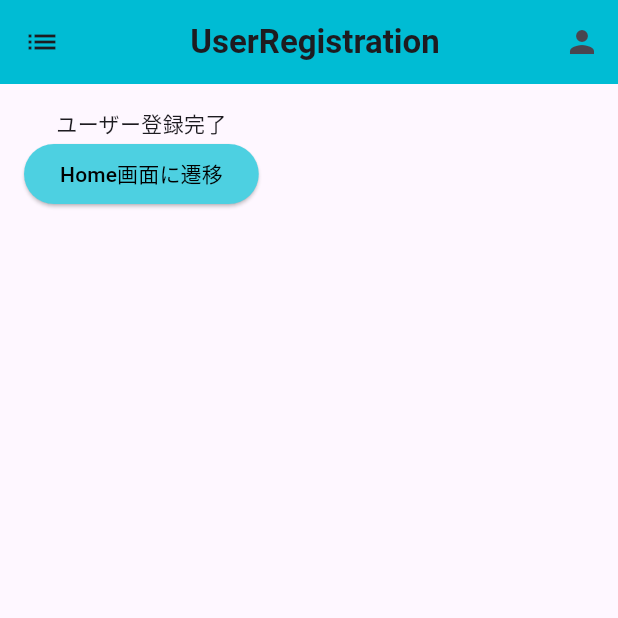
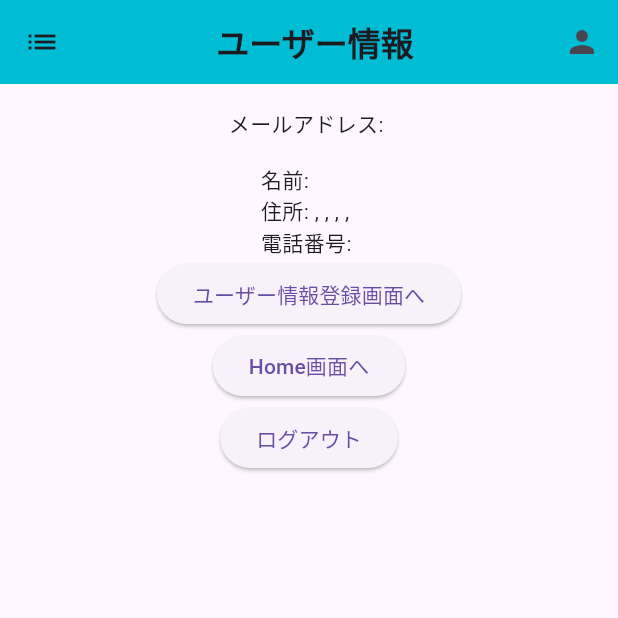
Before and after one commit to Shochan0713/UrbanStore, a Flutter app: the Registrationcompleatescreen screen opened directly, after a tap on the "person" icon, on a phone screen of 412 x 824 dp, the top half of it. Run offline on Flutter 3.47's test engine with Material 3 defaults, Android fonts, the light colour scheme and no system bars; our stand-ins replace cloud_firestore, firebase_auth, firebase_core; accounts and stored records are empty; network calls fail.

Commit message:
ログイン、ユーザー登録を作成

```diff
--- a/urbanstore/lib/main.dart
+++ b/urbanstore/lib/main.dart
@@ -1,7 +1,11 @@
+import 'package:firebase_core/firebase_core.dart';
 import 'package:flutter/material.dart';
+import 'package:urbanstore/firebase_options.dart';
 import 'package:urbanstore/view/user_management/LoginScreen.dart';
 
-void main() {
+void main() async {
+  WidgetsFlutterBinding.ensureInitialized();
+  await Firebase.initializeApp();
   runApp(const UrbanStore());
 }
 
--- a/urbanstore/lib/model/address.dart
+++ b/urbanstore/lib/model/address.dart
@@ -12,4 +12,25 @@ class Address {
     required this.postalCode,
     required this.country,
   });
+
+  Map<String, dynamic> toMap() {
+    return {
+      'street': street,
+      'city': city,
+      'state': state,
+      'postalCode': postalCode,
+      'country': country,
+    };
+  }
+
+  // fromMap メソッド
+  static Address fromMap(Map<String, dynamic> map) {
+    return Address(
+      street: map['street'],
+      city: map['city'],
+      state: map['state'],
+      postalCode: map['postalCode'],
+      country: map['country'],
+    );
+  }
 }
--- a/urbanstore/lib/model/cart.dart
+++ b/urbanstore/lib/model/cart.dart
@@ -1,9 +1,9 @@
 import 'package:urbanstore/model/cart_item.dart';
 import 'package:urbanstore/model/product.dart';
-import 'package:urbanstore/model/user.dart';
+import 'package:urbanstore/model/user_info.dart';
 
 class Cart {
-  final User user;
+  final UserInfo user;
   final List<CartItem> items;
 
   Cart({
--- a/urbanstore/lib/model/order.dart
+++ b/urbanstore/lib/model/order.dart
@@ -1,10 +1,10 @@
 import 'package:urbanstore/model/oder_item.dart';
 import 'package:urbanstore/model/oder_status.dart';
-import 'package:urbanstore/model/user.dart';
+import 'package:urbanstore/model/user_info.dart';
 
 class Order {
   final String id;
-  final User user;
+  final UserInfo user;
   final List<OrderItem> items;
   final double? totalAmount;
   final OrderStatus status;
--- /dev/null
+++ b/urbanstore/lib/model/user_info.dart
@@ -0,0 +1,42 @@
+import 'package:urbanstore/model/address.dart';
+
+class UserInfo {
+  final String id;
+  final String name;
+  final String email;
+  final String passwordHash;
+  final Address? address;
+  final String phoneNumber;
+
+  UserInfo({
+    required this.id,
+    required this.name,
+    required this.email,
+    required this.passwordHash,
+    required this.address,
+    required this.phoneNumber,
+  });
+
+  Map<String, dynamic> toMap() {
+    return {
+      'id': id,
+      'name': name,
+      'email': email,
+      'passwordHash': passwordHash,
+      'address': address?.toMap(),
+      'phoneNumber': phoneNumber,
+    };
+  }
+
+  // fromMap メソッド
+  static UserInfo fromMap(Map<String, dynamic> map) {
+    return UserInfo(
+      id: map['id'],
+      name: map['name'],
+      email: map['email'],
+      passwordHash: map['passwordHash'],
+      address: map['address'] != null ? Address.fromMap(map['address']) : null,
+      phoneNumber: map['phoneNumber'],
+    );
+  }
+}
--- /dev/null
+++ b/urbanstore/lib/view/user_management/UserInfo.dart
@@ -0,0 +1,144 @@
+import 'package:firebase_auth/firebase_auth.dart'; // 既存の FirebaseAuth クラスのインポート
+import 'package:cloud_firestore/cloud_firestore.dart'; // Firestore クラスのインポート
+import 'package:flutter/material.dart'; // Flutter のマテリアルデザイン関連のインポート
+import 'package:urbanstore/view/product_related/HomeScreen.dart'; // 自作の HomeScreen のインポート
+import 'package:urbanstore/view/user_management/LoginScreen.dart'; // 自作の LoginScreen のインポート
+import 'package:urbanstore/view/user_management/UserInfoRegistration.dart'; // 自作の UserInfoRegistration のインポート
+import 'package:urbanstore/viewmodel/common/app_bar.dart'; // 自作の CustomAppBar のインポート
+import 'package:urbanstore/model/user_info.dart'
+    as my_user_info; // `UserInfo` を `my_user_info` という名前でインポート
+
+class Userinfo extends StatefulWidget {
+  const Userinfo({super.key});
+
+  @override
+  State<Userinfo> createState() => _UserinfoState();
+}
+
+class _UserinfoState extends State<Userinfo> {
+  my_user_info.UserInfo? _userInfo; // `my_user_info.UserInfo` を使用
+  bool _loading = true;
+
+  @override
+  void initState() {
+    super.initState();
+    _fetchUserInfo();
+  }
+
+  Future<void> _fetchUserInfo() async {
+    final userId = FirebaseAuth.instance.currentUser?.uid;
+
+    if (userId != null) {
+      try {
+        final docSnapshot = await FirebaseFirestore.instance
+            .collection('users')
+            .doc(userId)
+            .get();
+        if (docSnapshot.exists) {
+          setState(() {
+            _userInfo = my_user_info.UserInfo.fromMap(
+                docSnapshot.data()!); // `my_user_info.UserInfo` を使用
+            _loading = false;
+          });
+        } else {
+          setState(() {
+            _userInfo = null; // ここで問題なし
+            _loading = false;
+          });
+        }
+      } catch (e) {
+        print('Error fetching user info: $e');
+        setState(() {
+          _loading = false;
+        });
+      }
+    } else {
+      setState(() {
+        _userInfo = null; // ここで問題なし
+        _loading = false;
+      });
+    }
+  }
+
+  @override
+  Widget build(BuildContext context) {
+    final User? user = FirebaseAuth.instance.currentUser;
+    return Scaffold(
+      appBar: CustomAppBar(
+        title: 'ユーザー情報',
+        actions: [
+          IconButton(
+            onPressed: () {},
+            icon: const Icon(Icons.home),
+          ),
+        ],
+      ),
+      body: Padding(
+        padding: const EdgeInsets.all(16.0),
+        child: _loading
+            ? const Center(
+                child: CircularProgressIndicator(),
+              )
+            : Column(
+                children: [
+                  Center(
+                    child: user != null
+                        ? Text('メールアドレス: ${user.email}')
+                        : const Text('メールアドレスなし'),
+                  ),
+                  const SizedBox(height: 16),
+                  _userInfo != null
+                      ? Column(
+                          crossAxisAlignment: CrossAxisAlignment.start,
+                          children: [
+                            Text('名前: ${_userInfo!.name}'),
+                            Text(
+                                '住所: ${_userInfo!.address?.street}, ${_userInfo!.address?.city}, ${_userInfo!.address?.state}, ${_userInfo!.address?.postalCode}, ${_userInfo!.address?.country}'),
+                            Text('電話番号: ${_userInfo!.phoneNumber}'),
+                          ],
+                        )
+                      : const Text('未登録です。'),
+                  ElevatedButton(
+                    onPressed: () async {
+                      Navigator.push(
+                        context,
+                        MaterialPageRoute(
+                          builder: (context) => Userinforegistrationscreen(),
+                        ),
+                      );
+                    },
+                    child: const Text('ユーザー情報登録画面へ'),
+                  ),
+                  ElevatedButton(
+                    onPressed: () async {
+                      Navigator.push(
+                        context,
+                        MaterialPageRoute(
+                          builder: (context) => HomeScreen(),
+                        ),
+                      );
+                    },
+                    child: const Text('Home画面へ'),
+                  ),
+                  ElevatedButton(
+                    onPressed: () async {
+                      try {
+                        await FirebaseAuth.instance.signOut();
+                        Navigator.push(
+                          context,
+                          MaterialPageRoute(
+                            builder: (context) => LoginScreen(),
+                          ),
+                        );
+                      } catch (e) {
+                        print("ログアウトに失敗しました: $e");
+                      }
+                    },
+                    child: const Text('ログアウト'),
+                  ),
+                ],
+              ),
+      ),
+    );
+  }
+}
--- a/urbanstore/lib/viewmodel/common/app_bar.dart
+++ b/urbanstore/lib/viewmodel/common/app_bar.dart
@@ -1,4 +1,5 @@
 import 'package:flutter/material.dart';
+import 'package:urbanstore/view/user_management/UserInfo.dart';
 
 class CustomAppBar extends StatelessWidget implements PreferredSize {
   final String title;
@@ -17,7 +18,18 @@ class CustomAppBar extends StatelessWidget implements PreferredSize {
       title: Center(
           child: Text(title, style: TextStyle(fontWeight: FontWeight.bold))),
       // actions: actions,
-      actions: [IconButton(onPressed: () {}, icon: Icon(Icons.person))],
+      actions: [
+        IconButton(
+            onPressed: () {
+              Navigator.push(
+                context,
+                MaterialPageRoute(
+                  builder: (context) => Userinfo(),
+                ),
+              );
+            },
+            icon: Icon(Icons.person))
+      ],
       backgroundColor: Colors.cyan,
     );
   }
--- a/urbanstore/lib/viewmodel/order_view_model.dart
+++ b/urbanstore/lib/viewmodel/order_view_model.dart
@@ -2,7 +2,7 @@ import 'package:flutter/foundation.dart';
 import 'package:urbanstore/model/oder_status.dart';
 import 'package:urbanstore/model/order.dart';
 import 'package:urbanstore/model/cart.dart';
-import 'package:urbanstore/model/user.dart';
+import 'package:urbanstore/model/user_info.dart';
 
 class OrderViewModel extends ChangeNotifier {
   List<Order> _orderList = [];
@@ -21,7 +21,7 @@ class OrderViewModel extends ChangeNotifier {
     _orderList = [
       Order(
           id: '1',
-          user: User(
+          user: UserInfo(
               id: userId,
               name: '',
               email: '',
--- a/urbanstore/pubspec.yaml
+++ b/urbanstore/pubspec.yaml
@@ -37,6 +37,10 @@ dependencies:
   cupertino_icons: ^1.0.6
   go_router: ^14.2.3
   sqflite: ^2.3.3+1
+  firebase_core: ^3.3.0
+  firebase_database: ^11.0.4
+  cloud_firestore: ^5.2.1
+  firebase_auth: ^5.1.4
 
 dev_dependencies:
   flutter_test:
```
Also changed, not shown: urbanstore/lib/db/firestore.dart (added, +25 -0 lines), urbanstore/lib/model/data_base_helper.dart (deleted, +0 -8 lines), urbanstore/lib/model/product.dart (+22 -0 lines), urbanstore/lib/model/user.dart (deleted, +0 -23 lines), urbanstore/lib/view/user_management/LoginScreen.dart (+23 -7 lines), urbanstore/lib/view/user_management/UserInfoRegistration.dart (added, +126 -0 lines), urbanstore/lib/view/user_management/UserRegistrationScreen.dart (+25 -71 lines), urbanstore/lib/viewmodel/user_view_model.dart (+6 -6 lines), urbanstore/firebase.json (added), urbanstore/lib/firebase_options.dart (added), urbanstore/pubspec.lock, 8 other files.
